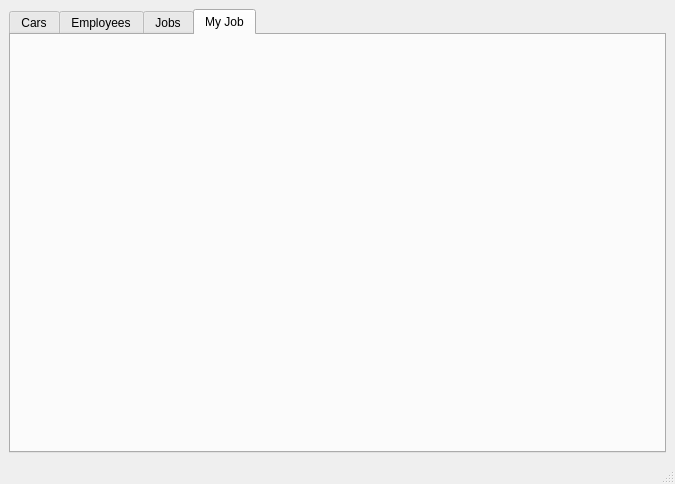
Qt form PIPAOProj/mainwindow.ui (pawelkendzialew/DesktAppTransportCompany) before a commit.
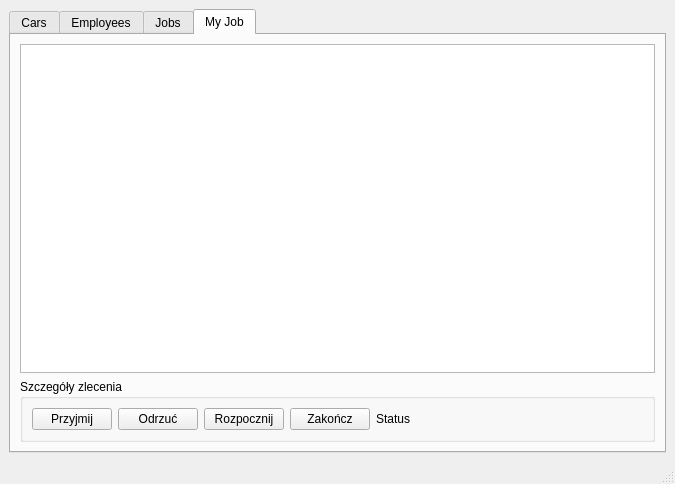
The same form after that commit. The open tabs and pages were chosen to show the change.

The edit to the form file:
```diff
--- a/PIPAOProj/mainwindow.ui
+++ b/PIPAOProj/mainwindow.ui
@@ -105,6 +105,75 @@
        <attribute name="title">
         <string>My Job</string>
        </attribute>
+       <layout class="QVBoxLayout" name="verticalLayout_4">
+        <item>
+         <widget class="QTableView" name="myJobsTable">
+          <property name="sizePolicy">
+           <sizepolicy hsizetype="Expanding" vsizetype="Expanding">
+            <horstretch>0</horstretch>
+            <verstretch>0</verstretch>
+           </sizepolicy>
+          </property>
+          <property name="sizeAdjustPolicy">
+           <enum>QAbstractScrollArea::SizeAdjustPolicy::AdjustToContents</enum>
+          </property>
+          <property name="selectionMode">
+           <enum>QAbstractItemView::SelectionMode::SingleSelection</enum>
+          </property>
+          <property name="selectionBehavior">
+           <enum>QAbstractItemView::SelectionBehavior::SelectRows</enum>
+          </property>
+         </widget>
+        </item>
+        <item>
+         <widget class="QGroupBox" name="groupBox">
+          <property name="title">
+           <string>Szczegóły zlecenia</string>
+          </property>
+          <layout class="QHBoxLayout" name="horizontalLayout_2">
+           <item>
+            <layout class="QHBoxLayout" name="horizontalLayout">
+             <item>
+              <widget class="QPushButton" name="acceptOrderButton">
+               <property name="text">
+                <string>Przyjmij</string>
+               </property>
+              </widget>
+             </item>
+             <item>
+              <widget class="QPushButton" name="rejectOrderButton">
+               <property name="text">
+                <string>Odrzuć</string>
+               </property>
+              </widget>
+             </item>
+             <item>
+              <widget class="QPushButton" name="startOrderButton">
+               <property name="text">
+                <string>Rozpocznij</string>
+               </property>
+              </widget>
+             </item>
+             <item>
+              <widget class="QPushButton" name="completeOrderButton">
+               <property name="text">
+                <string>Zakończ</string>
+               </property>
+              </widget>
+             </item>
+            </layout>
+           </item>
+           <item>
+            <widget class="QLabel" name="orderStatusLabel">
+             <property name="text">
+              <string>Status</string>
+             </property>
+            </widget>
+           </item>
+          </layout>
+         </widget>
+        </item>
+       </layout>
       </widget>
      </widget>
     </item>
```
Left out of the diff: 53 changed lines with no effect on the pictures. Lines whose indentation alone changed are shown as unchanged.
